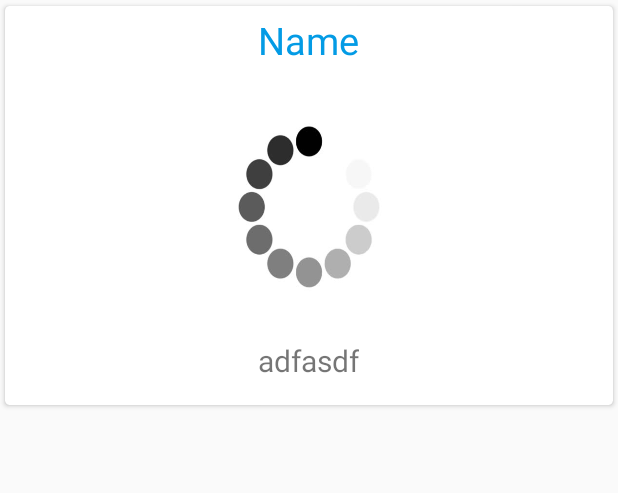
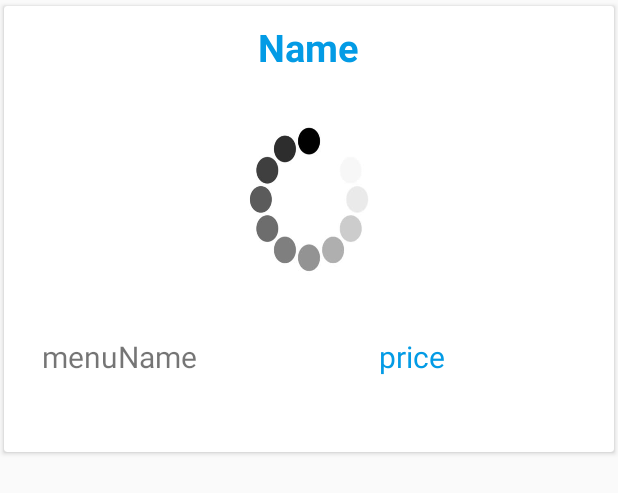
Before and after one commit to ard0p8v/SMAP_SmartRestaurants, an Android app: the layout row.xml on its own in the app's theme, with its tools: preview values and no code run, on a phone screen of 412 x 824 dp. Shown: the top 493 px of the screen. Run offline under Robolectric (Android 15) with nearby library versions, the phone set to English and light mode, and no system bars.

Commit message:
Add restaurant detail, change app icon and some fixes

```diff
--- a/app/src/main/AndroidManifest.xml
+++ b/app/src/main/AndroidManifest.xml
@@ -10,9 +10,9 @@
 
     <application
         android:allowBackup="true"
-        android:icon="@mipmap/ic_launcher"
+        android:icon="@drawable/pribory"
         android:label="@string/app_name"
-        android:roundIcon="@mipmap/ic_launcher_round"
+        android:roundIcon="@drawable/pribory"
         android:supportsRtl="true"
         android:theme="@style/AppTheme">
         <activity
--- a/app/src/main/java/com/sample/smartrestaurants/AdvancedFindRestaurantActivity.java
+++ b/app/src/main/java/com/sample/smartrestaurants/AdvancedFindRestaurantActivity.java
@@ -91,7 +91,7 @@ public class AdvancedFindRestaurantActivity extends AppCompatActivity {
             @Override
             protected void populateViewHolder(ViewHolder viewHolder, Restaurant model, int position) {
 
-                viewHolder.setDetails(getApplicationContext(), model.getName(), model.getEvaluation(), model.getImage());
+                //viewHolder.setDetails(getApplicationContext(), model.getName(), model.getMenuName(), model.getPrice(), model.getImage());
 
             }
         };
--- a/app/src/main/java/com/sample/smartrestaurants/BasicFindRestaurantActivity.java
+++ b/app/src/main/java/com/sample/smartrestaurants/BasicFindRestaurantActivity.java
@@ -72,7 +72,7 @@ public class BasicFindRestaurantActivity extends AppCompatActivity {
                     @Override
                     protected void populateViewHolder(ViewHolder viewHolder, Menu model, int position) {
 
-                        viewHolder.setDetails(getApplicationContext(), model.getRestaurantName(), model.getPrice(), model.getImage());
+                        viewHolder.setDetails(getApplicationContext(), model.getRestaurantName(), model.getMenuName(), model.getPrice(), model.getImage());
 
                     }
                 };
--- a/app/src/main/java/com/sample/smartrestaurants/holder/ViewHolderMenu.java
+++ b/app/src/main/java/com/sample/smartrestaurants/holder/ViewHolderMenu.java
@@ -19,9 +19,10 @@ public class ViewHolderMenu extends RecyclerView.ViewHolder {
 
     public void setDetailsMenu(Context ctx, String menuName, Double price) {
         TextView mNameTv = mView.findViewById(R.id.rNameTv);
-        TextView mPriceTv = mView.findViewById(R.id.rEvaluationTv);
+        TextView mPriceTv = mView.findViewById(R.id.rPriceTv);
 
         mNameTv.setText(menuName);
-        mPriceTv.setText(price.toString());
+        mPriceTv.setText(price.toString() + " Kč");
     }
+
 }
--- a/app/src/main/java/com/sample/smartrestaurants/model/Menu.java
+++ b/app/src/main/java/com/sample/smartrestaurants/model/Menu.java
@@ -8,6 +8,7 @@ public class Menu {
     public String image;
     public double latitude;
     public double longitude;
+    public double evaluation;
 
     public Menu() {
 
@@ -41,6 +42,10 @@ public class Menu {
         return price;
     }
 
+    public double getEvaluation() {
+        return evaluation;
+    }
+
     public void setPrice(double price) {
         this.price = price;
     }
--- a/app/src/main/res/layout/activity_bacis_find_restaurant.xml
+++ b/app/src/main/res/layout/activity_bacis_find_restaurant.xml
@@ -25,14 +25,14 @@
         android:id="@+id/btnDisplayOnMap"
         android:layout_width="200dp"
         android:layout_height="wrap_content"
+        android:layout_gravity="center"
+        android:layout_marginBottom="10dp"
         android:layout_marginEnd="10dp"
         android:layout_marginStart="10dp"
         android:layout_marginTop="10dp"
-        android:layout_marginBottom="10dp"
         android:background="@drawable/button_style_login"
-        android:text="Display on map"
+        android:text="Display results of restaurants on map"
         android:textColor="@color/white"
-        android:layout_gravity="center"
         app:layout_constraintEnd_toEndOf="parent"
         app:layout_constraintHorizontal_bias="0.497"
         app:layout_constraintStart_toStartOf="parent"
--- a/app/src/main/res/layout/row.xml
+++ b/app/src/main/res/layout/row.xml
@@ -1,56 +1,69 @@
 <?xml version="1.0" encoding="utf-8"?>
-<android.support.v7.widget.CardView xmlns:android="http://schemas.android.com/apk/res/android"
+<android.support.constraint.ConstraintLayout xmlns:android="http://schemas.android.com/apk/res/android"
+    xmlns:app="http://schemas.android.com/apk/res-auto"
+    xmlns:tools="http://schemas.android.com/tools"
     android:layout_width="match_parent"
-    android:layout_height="wrap_content"
-    xmlns:app="http://schemas.android.com/apk/res-auto"
-    app:cardBackgroundColor="#fff"
-    app:cardCornerRadius="3dp"
-    android:elevation="3dp"
-    app:cardUseCompatPadding="true">
+    android:layout_height="305dp">
 
-    <LinearLayout
+    <android.support.constraint.Guideline
+        android:id="@+id/guideline"
+        android:layout_width="wrap_content"
+        android:layout_height="wrap_content"
+        app:layout_constraintGuide_begin="307dp" />
+
+    <android.support.v7.widget.CardView xmlns:app="http://schemas.android.com/apk/res-auto"
+        android:id="@+id/cardView"
         android:layout_width="match_parent"
-        android:layout_height="wrap_content"
-        android:paddingTop="5dp"
-        android:paddingLeft="5dp"
-        android:paddingRight="5dp"
-        android:paddingBottom="5dp"
-        android:orientation="vertical">
+        android:layout_height="305dp"
+        android:elevation="3dp"
+        app:cardBackgroundColor="#fff"
+        app:cardUseCompatPadding="true"
+        app:layout_constraintBottom_toBottomOf="parent"
+        app:layout_constraintEnd_toEndOf="parent"
+        app:layout_constraintStart_toStartOf="parent"
+        app:layout_constraintTop_toTopOf="parent">
 
         <TextView
             android:id="@+id/rNameTv"
-            android:text="Name"
             android:layout_width="wrap_content"
             android:layout_height="40dp"
-            android:layout_marginEnd="8dp"
-            android:layout_marginStart="8dp"
+            android:layout_gravity="top|center"
+            android:paddingTop="10dp"
+            android:text="Name"
+            android:textColor="@color/blue"
             android:textSize="25dp"
-            android:textColor="@color/blue"
-            android:layout_gravity="center"
-            app:layout_constraintEnd_toEndOf="parent"
-            app:layout_constraintStart_toStartOf="parent" />
+            android:textStyle="bold" />
 
         <ImageView
             android:id="@+id/imageView"
-            android:layout_width="276dp"
-            android:layout_height="177dp"
-            android:layout_gravity="center"
-            android:paddingTop="10dp"
-            android:paddingBottom="10dp"
-            android:adjustViewBounds="true"
-            android:background="@drawable/loading" />
+            android:layout_width="232dp"
+            android:layout_height="158dp"
+            android:layout_gravity="top|center_vertical|center"
+            android:layout_marginTop="50dp"
+            android:background="@drawable/loading"
+            android:cropToPadding="false" />
 
         <TextView
-            android:id="@+id/rEvaluationTv"
+            android:id="@+id/mMenuNameTv"
+            android:layout_width="200dp"
+            android:layout_height="75dp"
+            android:layout_marginLeft="25dp"
+            android:layout_marginTop="220dp"
+            android:maxWidth="200dp"
+            android:text="menuName"
+            android:textSize="20dp" />
+
+        <TextView
+            android:id="@+id/mPriceTv"
             android:layout_width="wrap_content"
             android:layout_height="38dp"
-            android:layout_gravity="center"
-            android:layout_marginEnd="8dp"
-            android:layout_marginStart="8dp"
-            android:text="adfasdf"
-            android:textSize="20dp"
-            app:layout_constraintEnd_toEndOf="parent"
-            app:layout_constraintStart_toStartOf="parent" />
-    </LinearLayout>
+            android:layout_marginLeft="250dp"
+            android:layout_marginTop="220dp"
+            android:text="price"
+            android:textColor="@color/blue"
+            android:textSize="20dp" />
 
-</android.support.v7.widget.CardView>
+
+    </android.support.v7.widget.CardView>
+
+</android.support.constraint.ConstraintLayout>
--- a/app/src/main/res/values/colors.xml
+++ b/app/src/main/res/values/colors.xml
@@ -16,6 +16,6 @@
     <color name="dark">#1E1E1E</color>
     <color name="lightDark">#e6e6e6</color>
 
-    <color name="blue">#039BE5</color>
+    <color name="blue">#039be5</color>
     <color name="lightBlue">#e6f6ff</color>
 </resources>
```
Also changed, not shown: app/src/main/java/com/sample/smartrestaurants/DetailActivity.java (+26 -0 lines), app/src/main/java/com/sample/smartrestaurants/holder/ViewHolder.java (+23 -4 lines), app/src/main/res/layout/activity_detail.xml (+18 -15 lines), app/src/main/res/layout/row_menu.xml (+5 -2 lines).
